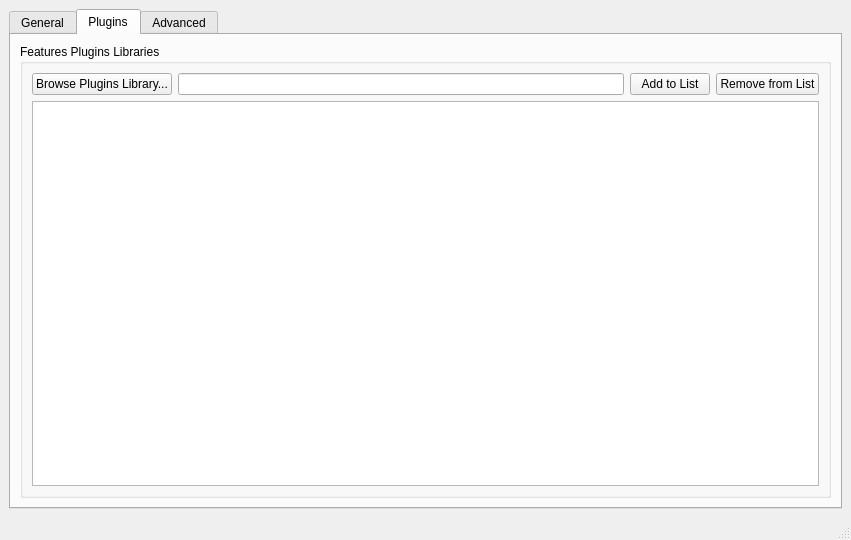
MediaCycle/MediaCycle, file apps/multimediacycle-osg-qt/settings.ui: the form before one commit.
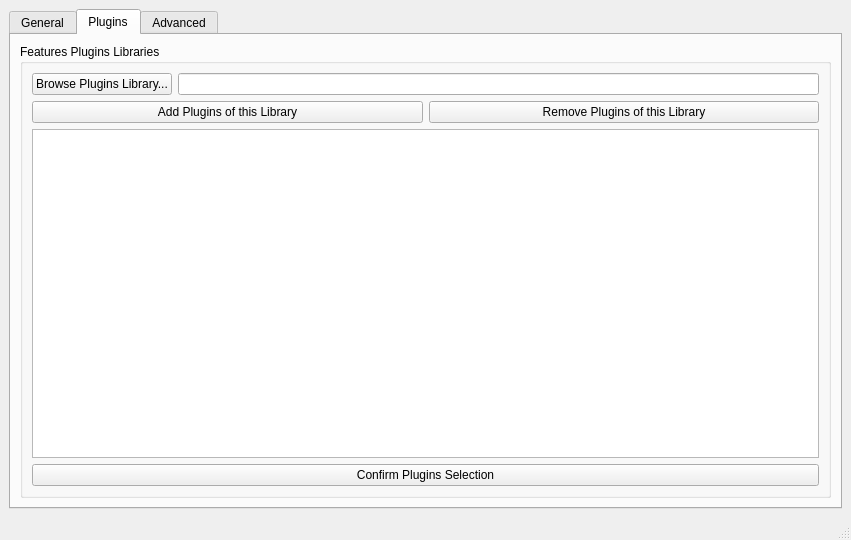
The form after the commit.

```diff
--- a/apps/multimediacycle-osg-qt/settings.ui
+++ b/apps/multimediacycle-osg-qt/settings.ui
@@ -208,25 +208,36 @@
                </property>
               </widget>
              </item>
+            </layout>
+           </item>
+           <item row="1" column="0">
+            <layout class="QHBoxLayout" name="horizontalLayout_2">
              <item>
               <widget class="QPushButton" name="buttonAddLibrary">
                <property name="text">
-                <string>Add to List</string>
+                <string>Add Plugins of this Library</string>
                </property>
               </widget>
              </item>
              <item>
               <widget class="QPushButton" name="buttonRemoveLibrary">
                <property name="text">
-                <string>Remove from List</string>
+                <string>Remove Plugins of this Library</string>
                </property>
               </widget>
              </item>
             </layout>
            </item>
-           <item row="1" column="0">
+           <item row="2" column="0">
             <widget class="QListWidget" name="listWidgetFeaturesPlugins"/>
            </item>
+           <item row="3" column="0">
+            <widget class="QPushButton" name="buttonConfirmPluginsSelection">
+             <property name="text">
+              <string>Confirm Plugins Selection</string>
+             </property>
+            </widget>
+           </item>
           </layout>
           <zorder>layoutWidget</zorder>
           <zorder>listWidgetFeaturesPlugins</zorder>
```
Left out of the diff: 4 changed lines with no effect on the pictures.
